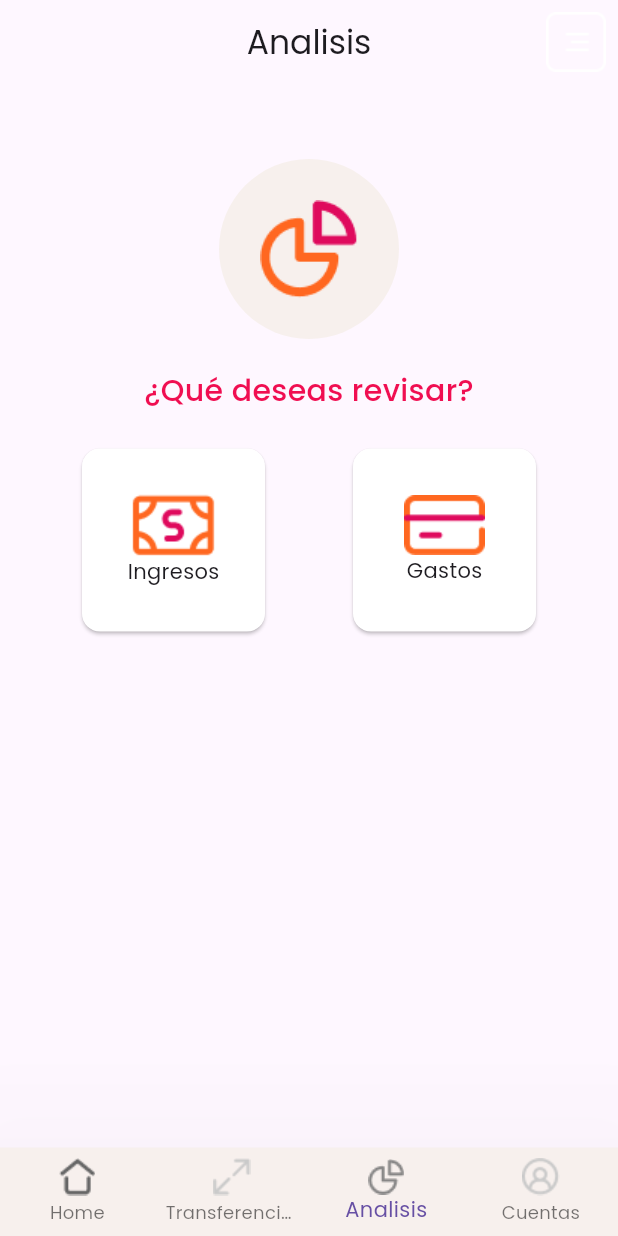
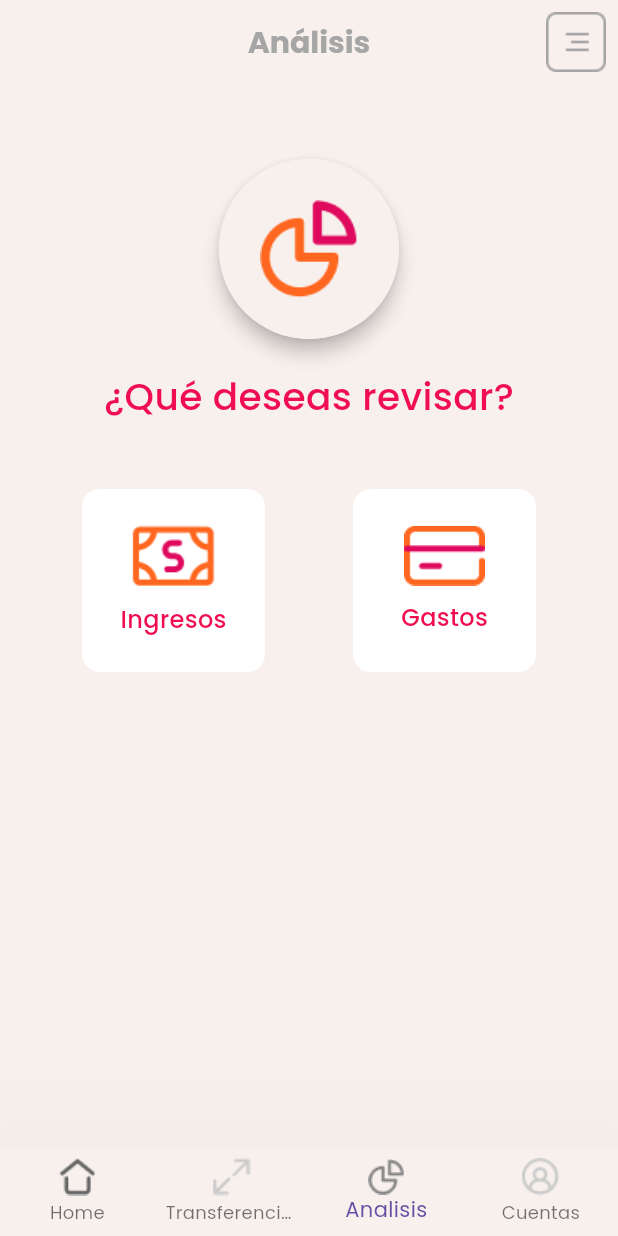
Before and after one commit to ramirezsebas/e_app, a Flutter app: the screen it shows after launch, item 3 of the bottom bar chosen, on a phone screen of 412 x 824 dp. Run offline on Flutter 3.47's test engine with Material 3 defaults, Android fonts, the light colour scheme and no system bars; our stand-ins replace bloc, equatable, flutter_bloc, google_fonts, pie_chart; generated files the repository leaves out were written again.

Commit message:
refactor: se adapta a figma analisis

```diff
--- a/lib/app/core/widgets/e_card.dart
+++ b/lib/app/core/widgets/e_card.dart
@@ -20,12 +20,21 @@ class ECard extends StatelessWidget {
         height: 130,
         width: 130,
         child: Card(
+          elevation: 0,
           color: Colors.white,
           child: Column(
             mainAxisAlignment: MainAxisAlignment.center,
             children: [
               icon,
-              Text(title),
+              const SizedBox(height: 10),
+              Text(
+                title,
+                style: const TextStyle(
+                  fontSize: 16,
+                  fontWeight: FontWeight.w500,
+                  color: Color(0xffF00E51),
+                ),
+              ),
             ],
           ),
         ),
--- a/lib/app/presentation/screens/analisis_screen.dart
+++ b/lib/app/presentation/screens/analisis_screen.dart
@@ -11,13 +11,24 @@ class AnalisisScreen extends StatelessWidget {
   @override
   Widget build(BuildContext context) {
     return Scaffold(
+      backgroundColor: const Color(0xffF7F0ED),
       appBar: AppBar(
-        title: const Text('Analisis'),
+        backgroundColor: const Color(0xffF7F0ED),
+        title: const Text(
+          'Análisis',
+          style: TextStyle(
+            color: Color(0xffA6A6A6),
+            fontSize: 20,
+            fontWeight: FontWeight.w700,
+          ),
+        ),
         centerTitle: true,
         actions: [
           IconButton(
             onPressed: () {},
-            icon: Assets.icons.drawer.image(),
+            icon: Assets.icons.drawer.image(
+              color: const Color(0xffA6A6A6),
+            ),
           ),
         ],
       ),
@@ -27,7 +38,11 @@ class AnalisisScreen extends StatelessWidget {
         ),
         child: Column(
           children: [
-            Container(
+            Material(
+              clipBehavior: Clip.antiAlias,
+              shape: const CircleBorder(),
+              elevation: 5,
+              child: Container(
                 height: 120,
                 width: 120,
                 decoration: const BoxDecoration(
@@ -36,16 +51,17 @@ class AnalisisScreen extends StatelessWidget {
                 ),
                 child: Assets.icons.analyticsShape.image(),
               ),
+            ),
             const SizedBox(height: 20),
             const Text(
               '¿Qué deseas revisar?',
               style: TextStyle(
-                fontSize: 20,
+                fontSize: 25,
                 fontWeight: FontWeight.w500,
                 color: Color(0xffF00E51),
               ),
             ),
-            const SizedBox(height: 20),
+            const SizedBox(height: 40),
             Row(
               mainAxisAlignment: MainAxisAlignment.spaceEvenly,
               children: [
```
Lines whose indentation alone changed are shown as unchanged.
